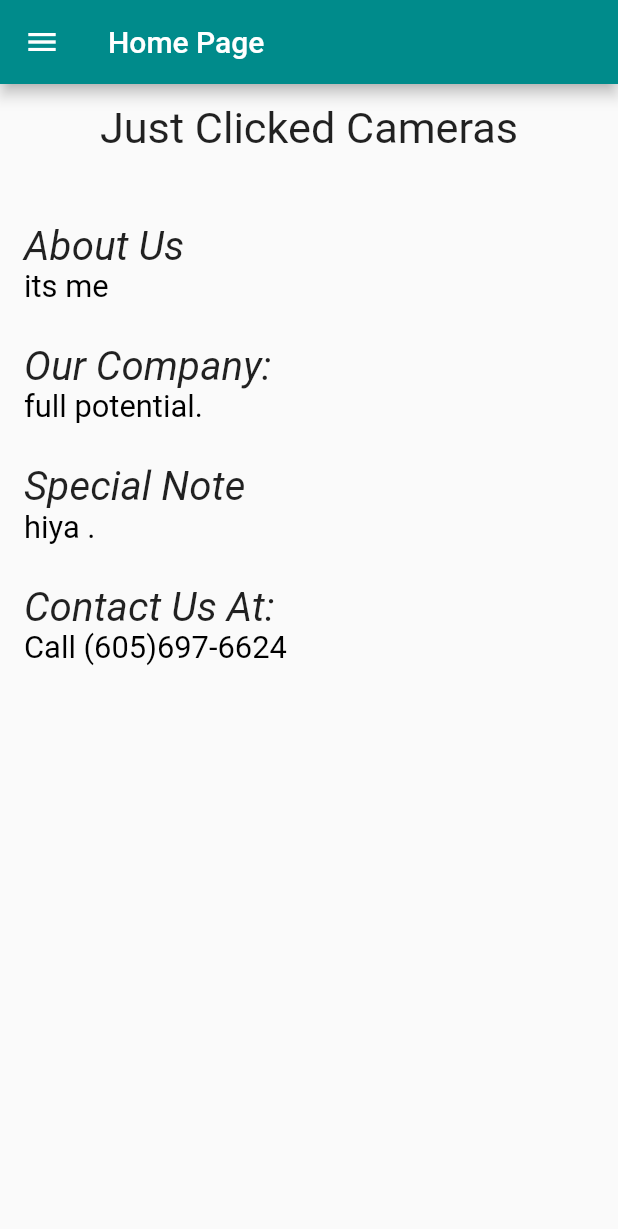
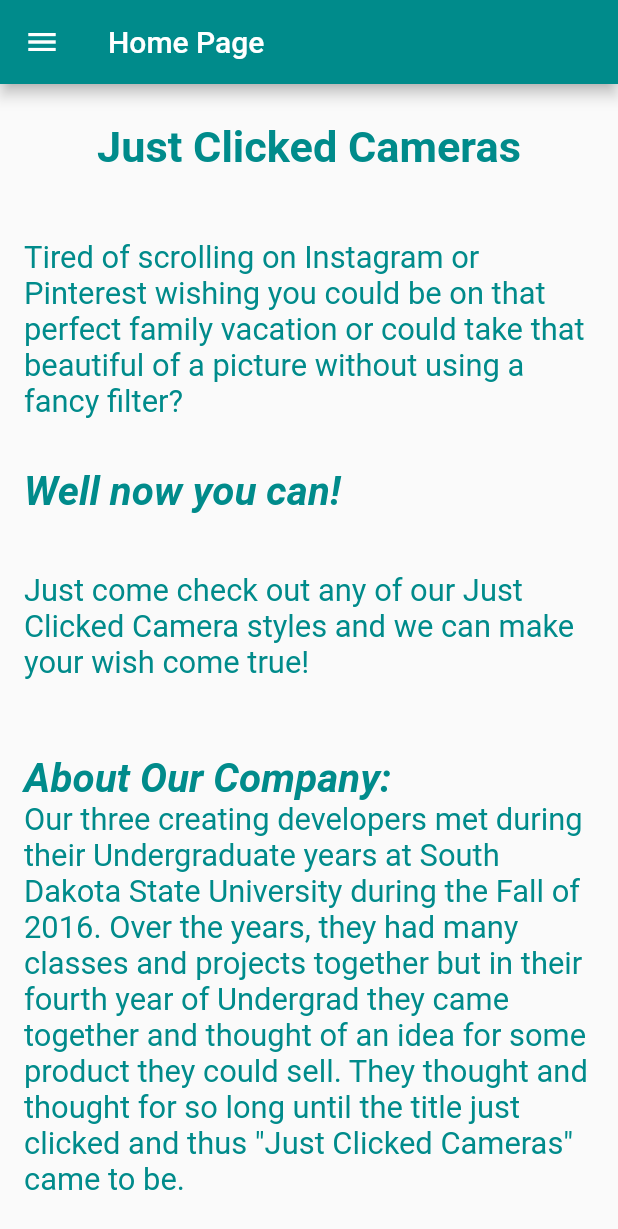
Before and after one commit to GinaGuidotti/SE330-Project1-Sp20, a Flutter app: the HomePage screen opened directly, on a phone screen of 412 x 824 dp. Shown: the top 1229 px of the screen. Run offline on Flutter 3.47's test engine with Material 2 defaults, Android fonts, the phone set to English and light mode, and no system bars; our stand-ins replace bloc, equatable, flutter_bloc, flutter_secure_storage; accounts and stored records are empty.

```diff
--- a/se330_project1/lib/model/navigation_model.dart
+++ b/se330_project1/lib/model/navigation_model.dart
@@ -14,5 +14,5 @@ List<NavigationModel> navigationItems = [
   NavigationModel(title: "Favorites", icon: Icons.favorite, path: 'Favorites'),
   NavigationModel(title: "Saved", icon: Icons.save_alt, path: 'Saved'),
   NavigationModel(title: "Cart", icon: Icons.shopping_cart, path: 'Cart'),
-  NavigationModel(title: "About Us", icon: Icons.help, path: 'AboutUs'),
+  NavigationModel(title: "Contact Us", icon: Icons.help, path: 'ContactUs'),
 ];
--- a/se330_project1/lib/navigation/collapsing_navigation_drawer_widget.dart
+++ b/se330_project1/lib/navigation/collapsing_navigation_drawer_widget.dart
@@ -4,7 +4,7 @@ import 'package:flutter/material.dart';
 import 'package:se330_project1/screens/Saved.dart';
 import 'package:se330_project1/screens/Shopping.dart';
 import 'package:se330_project1/screens/Favorites.dart';
-import 'package:se330_project1/screens/AboutUs.dart';
+import 'package:se330_project1/screens/ContactUs.dart';
 import 'package:se330_project1/screens/home.dart';
 import 'package:se330_project1/screens/Cart.dart';
 
@@ -98,10 +98,10 @@ class CollapsingNavigationDrawerState extends State<CollapsingNavigationDrawer>
                             MaterialPageRoute(builder: (context) => Cart()),
                          );
                         }else if(counter == 5 ){ //AboutUs Page
-                          print('About Page');
+                          print('Contact Us Page');
                           Navigator.push(
                             context,
-                            MaterialPageRoute(builder: (context) => AboutUs()),
+                            MaterialPageRoute(builder: (context) => ContactUs()),
                          );
                         }else{
                           print('Error Page');
--- a/se330_project1/lib/screens/home.dart
+++ b/se330_project1/lib/screens/home.dart
@@ -11,9 +11,12 @@ class _HomePageState extends State<HomePage>{
 
   Widget build(BuildContext context) {
    double screenWidth = MediaQuery.of(context).size.width;
-  //  double screenHeight = MediaQuery.of(context).size.height;
+   double screenHeight = MediaQuery.of(context).size.height;
    TextStyle style = TextStyle(fontSize: screenWidth*0.05, color: Colors.black);
+   TextStyle blueStyle = TextStyle(fontSize: screenWidth*0.05, color: DarkCyan);
+   TextStyle blueLargeStyle = TextStyle(fontSize: screenWidth*0.07, color: DarkCyan, fontWeight: FontWeight.bold);
    TextStyle italicTitle = TextStyle(fontSize: screenWidth*0.065, fontStyle: FontStyle.italic);
+   TextStyle italicBlueTitle = TextStyle(fontSize: screenWidth*0.065, fontStyle: FontStyle.italic, color: DarkCyan, fontWeight: FontWeight.bold);
    return new Scaffold(
         appBar: AppBar(
           title: Text('Home Page'),
@@ -22,41 +25,48 @@ class _HomePageState extends State<HomePage>{
         body: new Center(
           child: new ListView(
             children: <Widget>[
-              SizedBox(height: screenWidth * 0.03),
+              SizedBox(height: screenWidth * 0.06),
               Text(
                 'Just Clicked Cameras',
                 textAlign: TextAlign.center,
-                style: new TextStyle(
-                  fontSize: (screenWidth * 0.07),
-                ),
+                style: blueLargeStyle,
               ),
               SizedBox(height: screenWidth * 0.1),
               ListTile(
-                title: Text('About Us', style: italicTitle),
                 subtitle: Text((
-                  'its me'),
-                  style: style),
+                  'Tired of scrolling on Instagram or Pinterest wishing you could be on that perfect family vacation '
+                  +'or could take that beautiful of a picture without using a fancy filter?\n'),
+                  style: blueStyle),
               ),
-              SizedBox(height: screenWidth * 0.02),
               ListTile(
-                title: Text('Our Company:', style: italicTitle,),
-                subtitle: Text('full potential.',
-                  style: style),
+                subtitle: Text((
+                  'Well now you can!\n'
+                  ),
+                  style: italicBlueTitle),
               ),
-              SizedBox(height: screenWidth * 0.02),
               ListTile(
-                title: Text('Special Note', style: italicTitle,),
-                subtitle: Text( 'hiya .',
-                  style: style),
+                subtitle: Text((
+                  'Just come check out any of our Just Clicked Camera styles and we can make your wish come true! '),
+                  style: blueStyle),
               ),
-              SizedBox(height: screenWidth * 0.02),
+              SizedBox(height: screenWidth * 0.1),
               ListTile(
-                title: Text('Contact Us At:', style: italicTitle,),
-                subtitle: Text('Call (605)697-6624 ',
-                  style: style),
+                title: Text('About Our Company:', style: italicBlueTitle,),
+                subtitle: Text(
+                  'Our three creating developers met during their Undergraduate years at South Dakota State University during '
+                +'the Fall of 2016. Over the years, they had many classes and projects together but in their fourth year of '
+                +'Undergrad they came together and thought of an idea for some product they could sell. '
+                +'They thought and thought for so long until the title just clicked and thus "Just Clicked Cameras" came to be.',
+                  style: blueStyle),
               ),
-
-              SizedBox(height: screenWidth * 0.02),
+              SizedBox(height: screenWidth * 0.05),
+              ListTile(
+                title: Text('Special Note For Our Customers!', style: italicBlueTitle,),
+                subtitle: Text( 'This is only a project for a class and this does not exist in real life as a shop or a source of professional cameras, '
+                +'so please don\'t think this is a real company and actually use your real payment information. \nThis is just made for fun! (and class too)',
+                  style: blueStyle),
+              ),
+              SizedBox(height: screenWidth * 0.05),
             ],
           ),
         ),
```
Also changed, not shown: se330_project1/lib/model/helpEmailDatabase.dart (added, +11 -0 lines), se330_project1/lib/screens/AboutUs.dart (deleted, +0 -46 lines), se330_project1/lib/screens/ContactUs.dart (added, +142 -0 lines), 1 other file.
